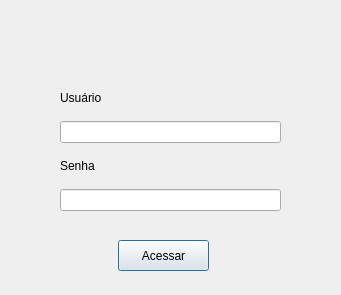
The window that frm_login.ui (ustop0/TCC) describes before a commit, drawn with Qt 5.
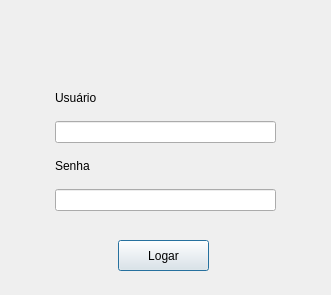
The same window after the commit.

The edit to the form file:
```diff
--- a/frm_login.ui
+++ b/frm_login.ui
@@ -6,7 +6,7 @@
    <rect>
     <x>0</x>
     <y>0</y>
-    <width>341</width>
+    <width>331</width>
     <height>295</height>
    </rect>
   </property>
@@ -23,13 +23,13 @@
     </rect>
    </property>
    <property name="text">
-    <string>Acessar</string>
+    <string>Logar</string>
    </property>
   </widget>
-  <widget class="QWidget" name="">
+  <widget class="QWidget" name="layoutWidget">
    <property name="geometry">
     <rect>
-     <x>60</x>
+     <x>55</x>
      <y>80</y>
      <width>221</width>
      <height>131</height>
@@ -54,7 +54,11 @@
      </widget>
     </item>
     <item>
-     <widget class="QLineEdit" name="lineEdit_2"/>
+     <widget class="QLineEdit" name="txt_senha">
+      <property name="echoMode">
+       <enum>QLineEdit::Password</enum>
+      </property>
+     </widget>
     </item>
    </layout>
   </widget>
```
Left out of the diff: 4 changed lines with no effect on the pictures.
